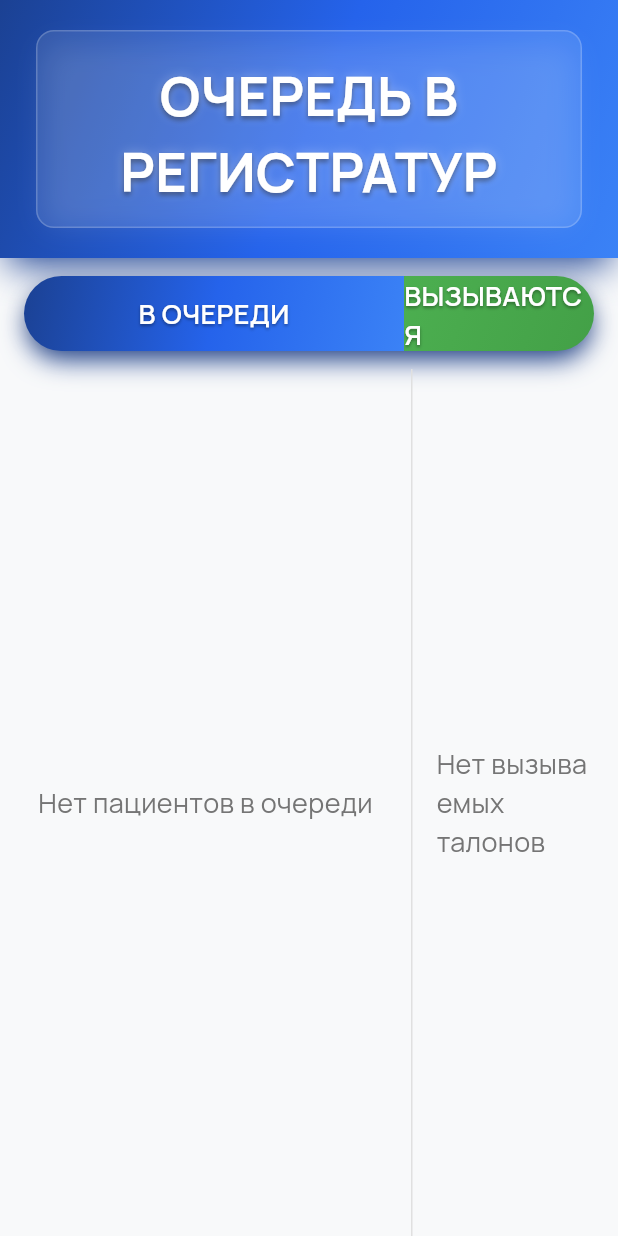
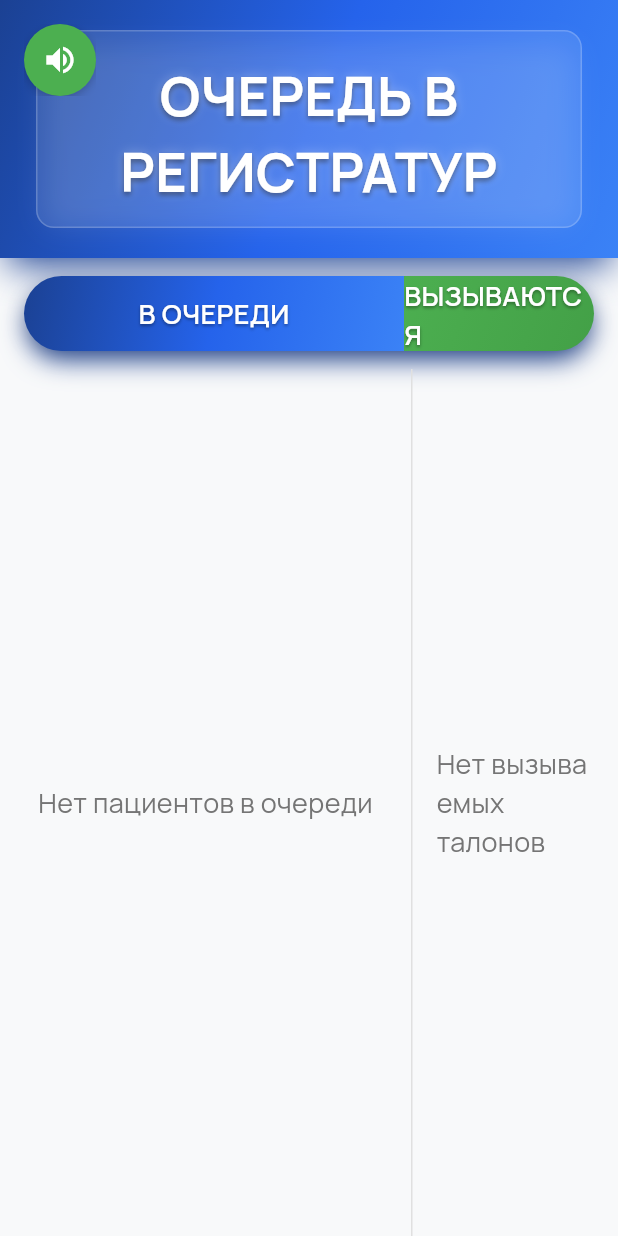
Before and after one commit to AlexanderMorozov1919/electronicqueue-frontend, a Flutter app: the QueueDisplayPage screen opened directly, after a tap on "Включить звук", on a phone screen of 412 x 824 dp. Run offline on Flutter 3.47's test engine with Material 3 defaults, Android fonts, the light colour scheme and no system bars; our stand-ins replace bloc, dartz, equatable, file_picker, flutter_bloc, flutter_dotenv and 6 more; missing offline and left inert: dart:html, desktop_drop; accounts and stored records are empty.

Commit message:
feat(audio): возможность отключить звуковые уведомления

```diff
--- a/lib/queue_reception/presentation/screens/queue_display_page.dart
+++ b/lib/queue_reception/presentation/screens/queue_display_page.dart
@@ -1,13 +1,14 @@
 import 'dart:math';
-
 import 'package:elqueue/queue_reception/presentation/blocs/ad_display_bloc.dart';
 import 'package:flutter/material.dart';
 import 'package:flutter_bloc/flutter_bloc.dart';
+import 'package:elqueue/queue_reception/services/audio_service.dart';
 import '../../domain/entities/ticket.dart';
 import '../blocs/queue_display_bloc.dart';
 import '../blocs/queue_display_event.dart';
 import '../blocs/queue_display_state.dart';
 import '../widgets/audio_control_widget.dart';
+import '../widgets/audio_status_indicator.dart';
 
 // --- Константы для дизайна и верстки ---
 const Size _kBaseTicketSize = Size(180, 80);
@@ -41,7 +42,9 @@ class _QueueDisplayPageState extends State<QueueDisplayPage> {
     return AudioControlWidget(
       child: Scaffold(
         backgroundColor: const Color(0xFFF8F9FA),
-        body: BlocBuilder<QueueDisplayBloc, QueueDisplayState>(
+        body: Stack(
+          children: [
+            BlocBuilder<QueueDisplayBloc, QueueDisplayState>(
               builder: (context, queueState) {
                 if (queueState is QueueDisplayError) {
                   return _buildError(queueState.message);
@@ -102,6 +105,10 @@ class _QueueDisplayPageState extends State<QueueDisplayPage> {
                   ],
                 );
               },
+            ),
+            // Поверх всего будет наш индикатор звука
+            AudioStatusIndicator(audioService: AudioService()),
+          ],
         ),
       ),
     );
--- a/lib/queue_reception/presentation/widgets/audio_control_widget.dart
+++ b/lib/queue_reception/presentation/widgets/audio_control_widget.dart
@@ -47,7 +47,7 @@ class _AudioControlWidgetState extends State<AudioControlWidget> {
                       const Icon(
                         Icons.volume_up,
                         size: 48,
-                        color: const Color(0xFF415BE7),
+                        color: Color(0xFF415BE7),
                       ),
                       const SizedBox(height: 16),
                       const Text(
@@ -67,7 +67,9 @@ class _AudioControlWidgetState extends State<AudioControlWidget> {
                       const SizedBox(height: 20),
                       ElevatedButton.icon(
                         onPressed: () {
+                          // ИСПРАВЛЕНИЕ: Добавляем setUserInteracted() здесь
                           _audioService.setUserInteracted();
+                          _audioService.toggleMute(); // Включаем звук
                           setState(() {
                             _showAudioPrompt = false;
                           });
@@ -83,6 +85,22 @@ class _AudioControlWidgetState extends State<AudioControlWidget> {
                           ),
                         ),
                       ),
+                      const SizedBox(height: 12),
+                      TextButton(
+                        onPressed: () {
+                          // Звук уже выключен, просто регистрируем клик и скрываем оверлей
+                          _audioService.setUserInteracted();
+                          setState(() {
+                            _showAudioPrompt = false;
+                          });
+                        },
+                        child: const Text(
+                          'Продолжить без звука',
+                          style: TextStyle(
+                            color: Colors.grey,
+                          ),
+                        ),
+                      ),
                     ],
                   ),
                 ),
--- a/lib/queue_reception/presentation/widgets/audio_status_indicator.dart
+++ b/lib/queue_reception/presentation/widgets/audio_status_indicator.dart
@@ -1,60 +1,57 @@
 import 'package:flutter/material.dart';
+import 'package:elqueue/queue_reception/services/audio_service.dart';
 
-class AudioStatusIndicator extends StatefulWidget {
-  const AudioStatusIndicator({super.key});
+class AudioStatusIndicator extends StatelessWidget {
+  final AudioService audioService;
 
-  @override
-  State<AudioStatusIndicator> createState() => _AudioStatusIndicatorState();
-}
-
-class _AudioStatusIndicatorState extends State<AudioStatusIndicator> {
-  final bool _isAudioEnabled = false;
+  const AudioStatusIndicator({
+    super.key,
+    required this.audioService,
+  });
 
   @override
   Widget build(BuildContext context) {
-    return Positioned(
-      top: 16,
-      right: 16,
-      child: Container(
-        padding: const EdgeInsets.all(8),
-        decoration: BoxDecoration(
-          color: _isAudioEnabled ? Colors.green : Colors.orange,
-          borderRadius: BorderRadius.circular(8),
-        ),
-        child: Row(
-          mainAxisSize: MainAxisSize.min,
-          children: [
-            Icon(
-              _isAudioEnabled ? Icons.volume_up : Icons.volume_off,
-              color: Colors.white,
-              size: 20,
-            ),
-            const SizedBox(width: 4),
-            Text(
-              _isAudioEnabled ? 'Звук включен' : 'Звук выключен',
-              style: const TextStyle(
-                color: Colors.white,
-                fontSize: 12,
-                fontWeight: FontWeight.bold,
+    // ValueListenableBuilder будет перерисовывать виджет при изменении isMutedNotifier
+    return ValueListenableBuilder<bool>(
+      valueListenable: audioService.isMutedNotifier,
+      builder: (context, isMuted, child) {
+        final icon = isMuted ? Icons.volume_off : Icons.volume_up;
+        final color = isMuted ? Colors.redAccent : Colors.green;
+
+        // ИЗМЕНЕНИЕ: Позиционирование слева
+        return Positioned(
+          top: 16,
+          left: 16,
+          child: Material(
+            color: Colors.transparent,
+            child: InkWell(
+              onTap: () {
+                // Регистрируем взаимодействие и переключаем звук
+                audioService.setUserInteracted();
+                audioService.toggleMute();
+              },
+              // ИЗМЕНЕНИЕ: Делаем кнопку круглой
+              customBorder: const CircleBorder(),
+              child: Ink(
+                // ИЗМЕНЕНИЕ: Форма круга и убираем текст
+                padding: const EdgeInsets.all(12),
+                decoration: BoxDecoration(
+                  color: color,
+                  shape: BoxShape.circle,
+                  boxShadow: [
+                    BoxShadow(
+                      color: Colors.black.withOpacity(0.2),
+                      blurRadius: 4,
+                      offset: const Offset(0, 2),
+                    ),
+                  ],
+                ),
+                child: Icon(icon, color: Colors.white, size: 24),
               ),
             ),
-          ],
-        ),
-      ),
+          ),
+        );
+      },
     );
   }
-
-  @override
-  void initState() {
-    super.initState();
-    // Слушаем клики по экрану для активации звука
-    WidgetsBinding.instance.addPostFrameCallback((_) {
-      _checkAudioStatus();
-    });
-  }
-
-  void _checkAudioStatus() {
-    // Здесь можно добавить логику проверки статуса аудио
-    // Пока просто показываем, что звук нужно включить
-  }
 }
--- a/lib/queue_reception/services/audio_service.dart
+++ b/lib/queue_reception/services/audio_service.dart
@@ -1,6 +1,7 @@
 import 'dart:async';
 import 'dart:collection';
 import 'package:just_audio/just_audio.dart';
+import 'package:flutter/foundation.dart';
 import '../../config/app_config.dart';
 
 class AudioService {
@@ -15,8 +16,21 @@ class AudioService {
   // Для отслеживания последнего вызванного талона
   String? _lastCalledTicket;
 
+  // Флаг, который показывает, отключен ли звук пользователем.
+  bool _isMuted = true;
+  // Notifier для уведомления UI об изменениях состояния звука.
+  final ValueNotifier<bool> isMutedNotifier = ValueNotifier(true);
+
   void setUserInteracted() {
     _isUserInteracted = true;
+  }
+
+  void toggleMute() {
+    _isMuted = !_isMuted;
+    isMutedNotifier.value = _isMuted;
+    print('AudioService: Sound muted status toggled to: $_isMuted');
+    // Если звук был выключен, но в очереди есть запросы, попробуем обработать
+    if (!_isMuted && !_isPlaying && _announcementQueue.isNotEmpty) _processQueue();
   }
 
   Future<void> announceTicket(String ticketNumber, String windowNumber) async {
@@ -61,8 +75,9 @@ class AudioService {
   }
 
   Future<void> _playAnnouncement(AnnouncementRequest request) async {
-    if (!_isUserInteracted) {
-      print('AudioService: User interaction required for autoplay');
+    // Проверяем, что пользователь взаимодействовал с экраном И звук не выключен
+    if (!_isUserInteracted || _isMuted) {
+      print('AudioService: User interaction required for autoplay or sound is muted.');
       return;
     }
 
@@ -74,11 +89,18 @@ class AudioService {
 
       print('AudioService: Loading audio from: $audioUrl');
 
-      // Устанавливаем источник аудио
-      await audioPlayer.setUrl(audioUrl);
+      // ================================================================
+      // ИЗМЕНЕНИЕ: Используем более надежный метод загрузки
+      // Сначала создаем источник аудио
+      final source = AudioSource.uri(Uri.parse(audioUrl));
 
-      // Воспроизводим
-      await audioPlayer.play();
+      // Затем загружаем его. Метод `setAudioSource` завершается (Future),
+      // когда аудио готово к воспроизведению. Это решает проблему с обрезкой.
+      await audioPlayer.setAudioSource(source);
+
+      // Теперь, когда аудио загружено, можно безопасно его воспроизводить
+      audioPlayer.play();
+      // ================================================================
 
       // Ждем завершения воспроизведения
       await audioPlayer.playerStateStream
@@ -99,6 +121,7 @@ class AudioService {
 
   Future<void> _playFallbackSound(AudioPlayer audioPlayer) async {
     try {
+      // Используем `setAsset` для локальных файлов
       await audioPlayer.setAsset('assets/audio/silent.mp3');
       await audioPlayer.play();
     } catch (e) {
@@ -115,6 +138,7 @@ class AudioService {
     _announcementQueue.clear();
     _isPlaying = false;
     _lastCalledTicket = null;
+    isMutedNotifier.dispose();
   }
 }
 
```
Lines whose indentation alone changed are shown as unchanged.
